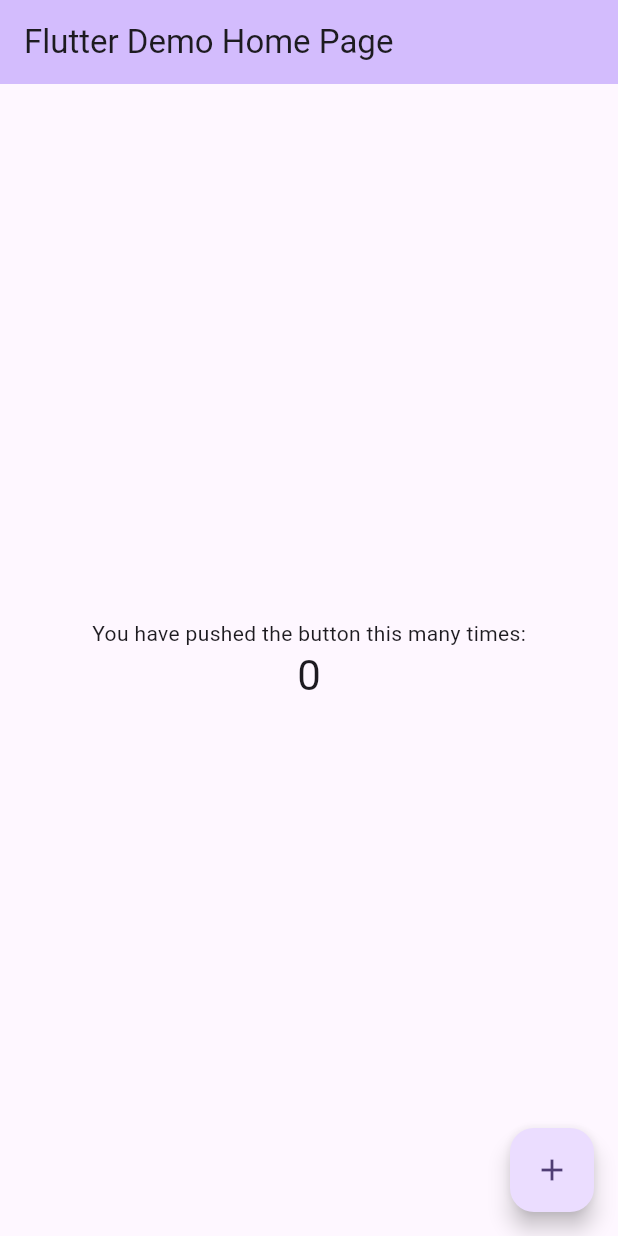
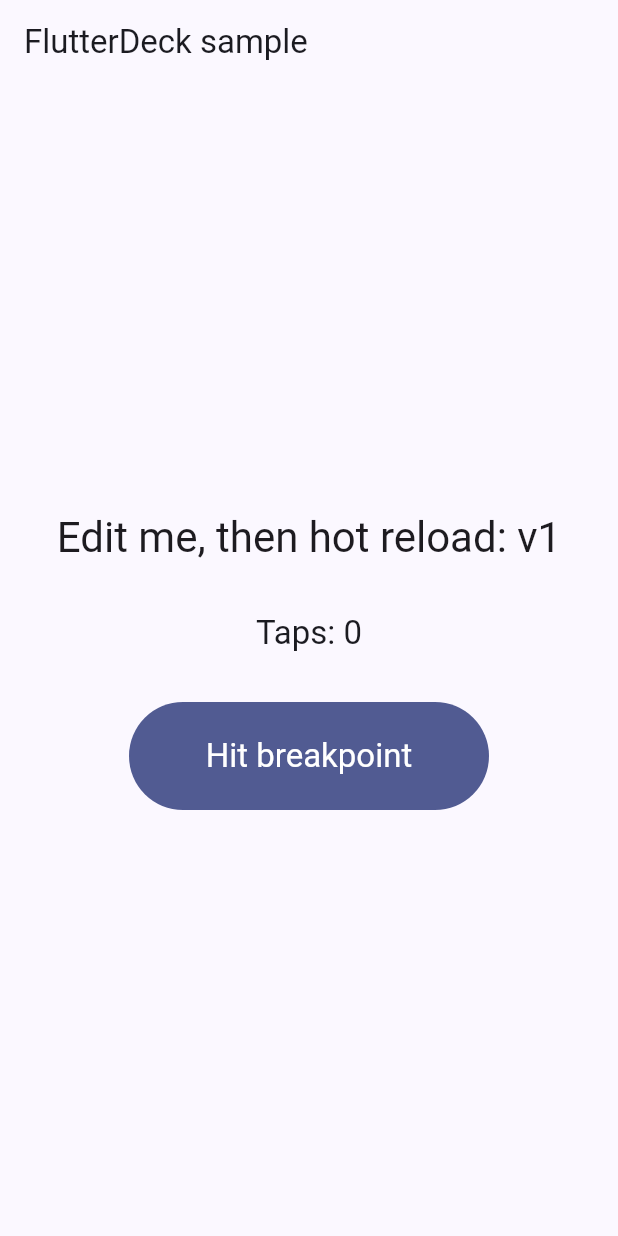
Before and after one commit to Thamzy265/project-deck, a Flutter app: the screen it shows after launch, on a phone screen of 412 x 824 dp. Run offline on Flutter 3.47's test engine with Material 3 defaults, Android fonts, the phone set to English and light mode, and no system bars.

Commit message:
feat(sample-app): add the breakpoint, reload marker and log screen
One screen with a reload marker, a tap counter and a Hit breakpoint
button. Each tap runs the marked line and writes a print, a
developer.log line and an Android logcat line under the
FlutterDeckSample tag, so the logs feed shows a non-flutter tag.

Co-Authored-By: Claude Opus 5.5 <noreply@anthropic.com>

```diff
--- a/examples/sample_app/lib/main.dart
+++ b/examples/sample_app/lib/main.dart
@@ -1,121 +1,80 @@
+import 'dart:developer' as developer;
+
 import 'package:flutter/material.dart';
+import 'package:flutter/services.dart';
+
+/// Edit this text, save, and hot reload to see the screen change.
+const reloadMarker = 'Edit me, then hot reload: v1';
+
+/// Sends a line to Android logcat with a non-`flutter` tag (see MainActivity.kt).
+const sampleChannel = MethodChannel('flutterdeck/sample');
+
+final taps = ValueNotifier<int>(0);
+
+Future<void> onHitBreakpoint() async {
+  taps.value += 1; // FLUTTERDECK: put the breakpoint on this line
+  final message = 'Tap ${taps.value}';
+
+  // ignore: avoid_print
+  print('flutterdeck.sample print: $message');
+  developer.log(message, name: 'flutterdeck.sample', level: 800);
+
+  try {
+    await sampleChannel.invokeMethod<void>('log', message);
+  } on MissingPluginException {
+    // Only Android registers the channel. iOS and tests skip the native log.
+  }
+}
 
 void main() {
-  runApp(const MyApp());
+  runApp(const SampleApp());
 }
 
-class MyApp extends StatelessWidget {
-  const MyApp({super.key});
+class SampleApp extends StatelessWidget {
+  const SampleApp({super.key});
 
-  // This widget is the root of your application.
   @override
   Widget build(BuildContext context) {
     return MaterialApp(
-      title: 'Flutter Demo',
-      theme: ThemeData(
-        // This is the theme of your application.
-        //
-        // TRY THIS: Try running your application with "flutter run". You'll see
-        // the application has a purple toolbar. Then, without quitting the app,
-        // try changing the seedColor in the colorScheme below to Colors.green
-        // and then invoke "hot reload" (save your changes or press the "hot
-        // reload" button in a Flutter-supported IDE, or press "r" if you used
-        // the command line to start the app).
-        //
-        // Notice that the counter didn't reset back to zero; the application
-        // state is not lost during the reload. To reset the state, use hot
-        // restart instead.
-        //
-        // This works for code too, not just values: Most code changes can be
-        // tested with just a hot reload.
-        colorScheme: .fromSeed(seedColor: Colors.deepPurple),
-      ),
-      home: const MyHomePage(title: 'Flutter Demo Home Page'),
-    );
-  }
-}
-
-class MyHomePage extends StatefulWidget {
-  const MyHomePage({super.key, required this.title});
-
-  // This widget is the home page of your application. It is stateful, meaning
-  // that it has a State object (defined below) that contains fields that affect
-  // how it looks.
-
-  // This class is the configuration for the state. It holds the values (in this
-  // case the title) provided by the parent (in this case the App widget) and
-  // used by the build method of the State. Fields in a Widget subclass are
-  // always marked "final".
-
-  final String title;
-
-  @override
-  State<MyHomePage> createState() => _MyHomePageState();
-}
-
-class _MyHomePageState extends State<MyHomePage> {
-  int _counter = 0;
-
-  void _incrementCounter() {
-    setState(() {
-      // This call to setState tells the Flutter framework that something has
-      // changed in this State, which causes it to rerun the build method below
-      // so that the display can reflect the updated values. If we changed
-      // _counter without calling setState(), then the build method would not be
-      // called again, and so nothing would appear to happen.
-      _counter++;
-    });
-  }
-
-  @override
-  Widget build(BuildContext context) {
-    // This method is rerun every time setState is called, for instance as done
-    // by the _incrementCounter method above.
-    //
-    // The Flutter framework has been optimized to make rerunning build methods
-    // fast, so that you can just rebuild anything that needs updating rather
-    // than having to individually change instances of widgets.
-    return Scaffold(
-      appBar: AppBar(
-        // TRY THIS: Try changing the color here to a specific color (to
-        // Colors.amber, perhaps?) and trigger a hot reload to see the AppBar
-        // change color while the other colors stay the same.
-        backgroundColor: Theme.of(context).colorScheme.inversePrimary,
-        // Here we take the value from the MyHomePage object that was created by
-        // the App.build method, and use it to set our appbar title.
-        title: Text(widget.title),
-      ),
-      body: Center(
-        // Center is a layout widget. It takes a single child and positions it
-        // in the middle of the parent.
-        child: Column(
-          // Column is also a layout widget. It takes a list of children and
-          // arranges them vertically. By default, it sizes itself to fit its
-          // children horizontally, and tries to be as tall as its parent.
-          //
-          // Column has various properties to control how it sizes itself and
-          // how it positions its children. Here we use mainAxisAlignment to
-          // center the children vertically; the main axis here is the vertical
-          // axis because Columns are vertical (the cross axis would be
-          // horizontal).
-          //
-          // TRY THIS: Invoke "debug painting" (choose the "Toggle Debug Paint"
-          // action in the IDE, or press "p" in the console), to see the
-          // wireframe for each widget.
-          mainAxisAlignment: .center,
-          children: [
-            const Text('You have pushed the button this many times:'),
-            Text(
-              '$_counter',
-              style: Theme.of(context).textTheme.headlineMedium,
+      title: 'FlutterDeck sample',
+      theme: ThemeData(colorSchemeSeed: Colors.indigo),
+      home: Scaffold(
+        appBar: AppBar(title: const Text('FlutterDeck sample')),
+        body: Center(
+          child: Padding(
+            padding: const EdgeInsets.all(24),
+            child: Column(
+              mainAxisSize: MainAxisSize.min,
+              children: [
+                Text(
+                  reloadMarker,
+                  textAlign: TextAlign.center,
+                  style: Theme.of(context).textTheme.headlineMedium,
+                ),
+                const SizedBox(height: 32),
+                ValueListenableBuilder<int>(
+                  valueListenable: taps,
+                  builder: (context, count, _) => Text(
+                    'Taps: $count',
+                    style: Theme.of(context).textTheme.titleLarge,
+                  ),
+                ),
+                const SizedBox(height: 32),
+                Semantics(
+                  identifier: 'hit-breakpoint',
+                  child: FilledButton(
+                    style: FilledButton.styleFrom(
+                      minimumSize: const Size(240, 72),
+                      textStyle: const TextStyle(fontSize: 22),
+                    ),
+                    onPressed: onHitBreakpoint,
+                    child: const Text('Hit breakpoint'),
+                  ),
+                ),
+              ],
             ),
-          ],
+          ),
         ),
-      ),
-      floatingActionButton: FloatingActionButton(
-        onPressed: _incrementCounter,
-        tooltip: 'Increment',
-        child: const Icon(Icons.add),
       ),
     );
   }
```
Also changed, not shown: 2 other files.
